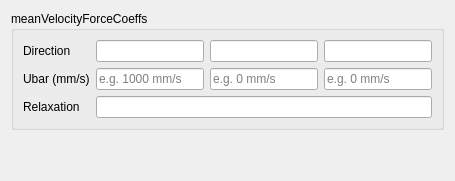
This is Gui/TaskPanelCfdMeanVelocityForce.ui in kevinsmia1939/CfdOF as Qt 5 draws it before an edit. The edited form follows.
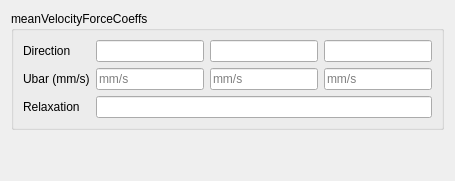
This is the edited form.

```diff
--- a/Gui/TaskPanelCfdMeanVelocityForce.ui
+++ b/Gui/TaskPanelCfdMeanVelocityForce.ui
@@ -38,21 +38,21 @@
       <item row="1" column="1">
        <widget class="QLineEdit" name="inputUbarX">
         <property name="placeholderText">
-         <string>e.g. 1000 mm/s</string>
+         <string>mm/s</string>
         </property>
        </widget>
       </item>
       <item row="1" column="2">
        <widget class="QLineEdit" name="inputUbarY">
         <property name="placeholderText">
-         <string>e.g. 0 mm/s</string>
+         <string>mm/s</string>
         </property>
        </widget>
       </item>
       <item row="1" column="3">
        <widget class="QLineEdit" name="inputUbarZ">
         <property name="placeholderText">
-         <string>e.g. 0 mm/s</string>
+         <string>mm/s</string>
         </property>
        </widget>
       </item>
```
